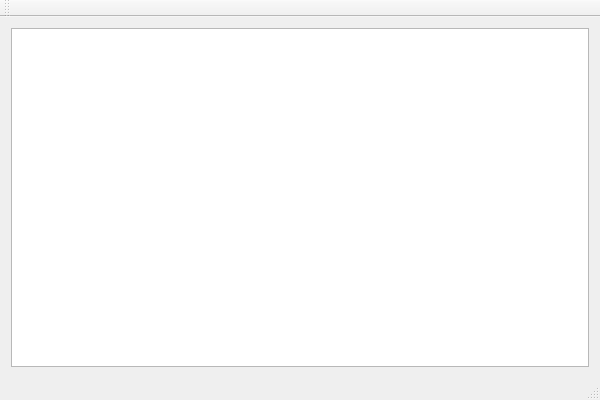
Above: StickyShapes/SSMainWindow.ui from GhostVIRUS/StickyShapes before the change. Below: the same form after it.
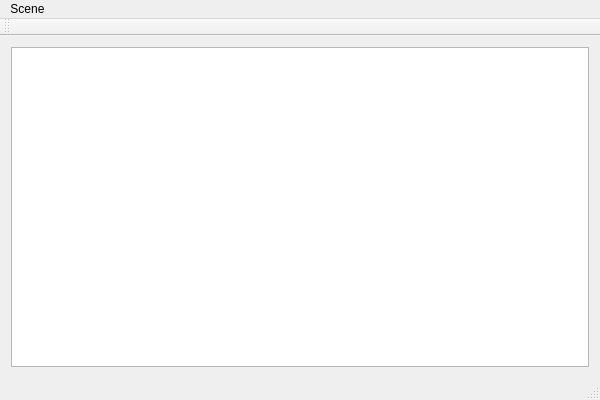
That is the form after the change.

What changed in the file:
```diff
--- a/StickyShapes/SSMainWindow.ui
+++ b/StickyShapes/SSMainWindow.ui
@@ -16,12 +16,6 @@
     <height>400</height>
    </size>
   </property>
-  <property name="maximumSize">
-   <size>
-    <width>800</width>
-    <height>600</height>
-   </size>
-  </property>
   <property name="windowTitle">
    <string>Sticky Shapes</string>
   </property>
@@ -40,14 +34,7 @@
   <widget class="QWidget" name="centralWidget">
    <layout class="QHBoxLayout" name="horizontalLayout">
     <item>
-     <widget class="QGraphicsView" name="graphicsView">
-      <property name="maximumSize">
-       <size>
-        <width>800</width>
-        <height>600</height>
-       </size>
-      </property>
-     </widget>
+     <widget class="QGraphicsView" name="graphicsView"/>
     </item>
    </layout>
   </widget>
@@ -60,6 +47,14 @@
      <height>21</height>
     </rect>
    </property>
+   <widget class="QMenu" name="menuScene">
+    <property name="title">
+     <string>Scene</string>
+    </property>
+    <addaction name="actionClearScene"/>
+    <addaction name="actionAddShape"/>
+   </widget>
+   <addaction name="menuScene"/>
   </widget>
   <widget class="QToolBar" name="mainToolBar">
    <attribute name="toolBarArea">
```
Left out of the diff: 55 changed lines with no effect on the pictures.
